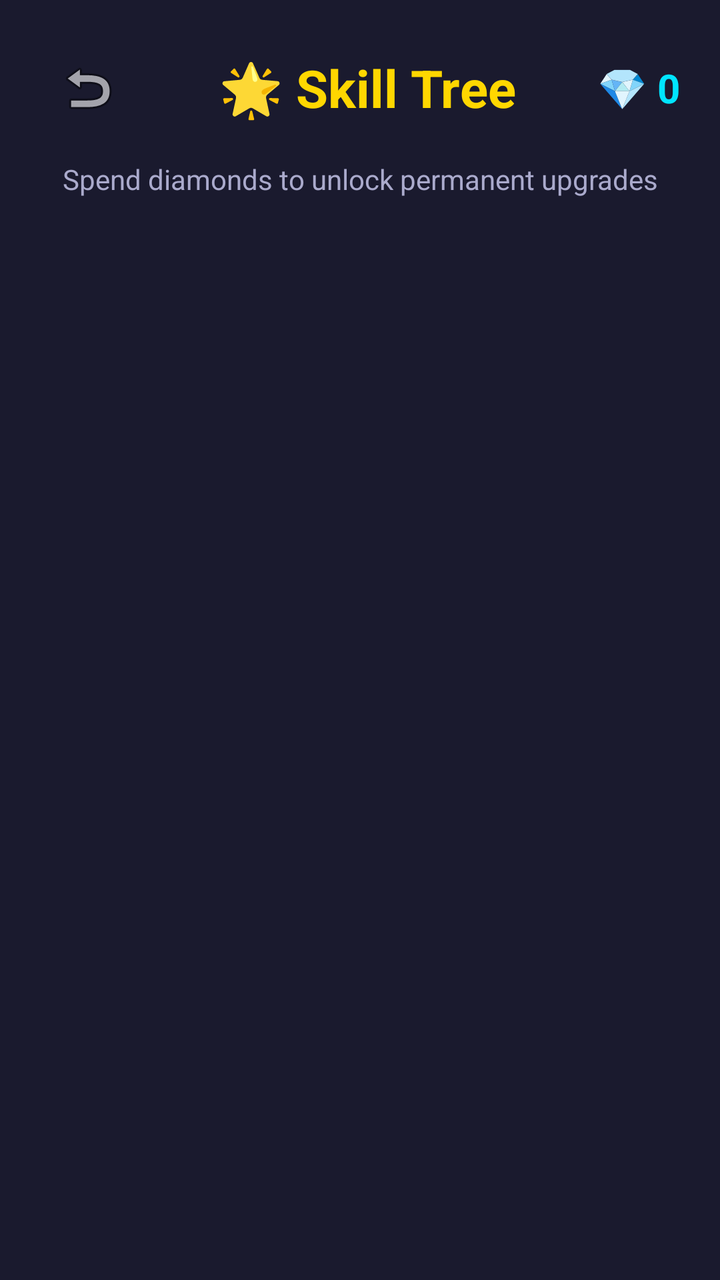
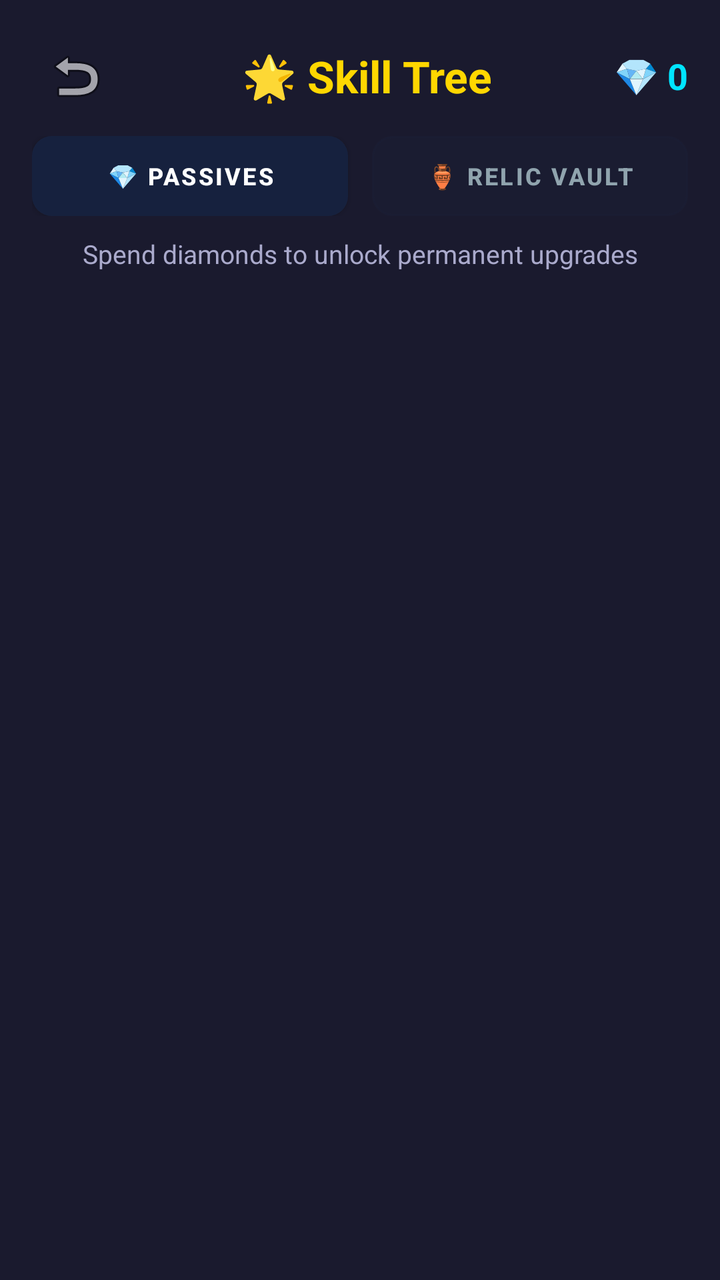

Compare the two renders of this Android layout. The source of the first and the diff that turns it into the second are given below.
<!-- AndroidManifest.xml: application theme Theme.MyApp -->
<!-- res/layout/activity_skill_tree.xml -->
<?xml version="1.0" encoding="utf-8"?>
<LinearLayout
    xmlns:android="http://schemas.android.com/apk/res/android"
    android:layout_width="match_parent"
    android:layout_height="match_parent"
    android:orientation="vertical"
    android:background="@color/bg_dark"
    android:padding="20dp">

    
    <LinearLayout
        android:layout_width="match_parent"
        android:layout_height="wrap_content"
        android:orientation="horizontal"
        android:gravity="center_vertical"
        android:layout_marginBottom="12dp">

        <ImageButton
            android:id="@+id/btn_back"
            android:layout_width="48dp"
            android:layout_height="48dp"
            android:src="@android:drawable/ic_menu_revert"
            android:background="?attr/selectableItemBackgroundBorderless"
            android:contentDescription="@string/back" />

        <TextView
            android:layout_width="0dp"
            android:layout_height="wrap_content"
            android:layout_weight="1"
            android:text="@string/skill_tree_title"
            android:textColor="@color/gold"
            android:textSize="26sp"
            android:textStyle="bold"
            android:gravity="center" />

        
        <TextView
            android:id="@+id/text_diamonds"
            android:layout_width="wrap_content"
            android:layout_height="wrap_content"
            android:text="💎 0"
            android:textColor="#00E5FF"
            android:textSize="20sp"
            android:textStyle="bold" />
    </LinearLayout>

    <TextView
        android:layout_width="match_parent"
        android:layout_height="wrap_content"
        android:text="@string/skill_tree_subtitle"
        android:textColor="@color/text_secondary"
        android:textSize="14sp"
        android:gravity="center"
        android:layout_marginBottom="16dp" />

    
    <ScrollView
        android:layout_width="match_parent"
        android:layout_height="0dp"
        android:layout_weight="1"
        android:fadeScrollbars="true">

        <LinearLayout
            android:id="@+id/skill_container"
            android:layout_width="match_parent"
            android:layout_height="wrap_content"
            android:orientation="vertical" />
    </ScrollView>

</LinearLayout>
<!-- resources referenced by this layout -->
<resources>
  <color name="bg_dark">#FF1A1A2E</color>
  <color name="gold">#FFFFD700</color>
  <color name="text_secondary">#FFAAAACC</color>
  <string name="back">Back</string>
  <string name="skill_tree_subtitle">Spend diamonds to unlock permanent upgrades</string>
  <string name="skill_tree_title">🌟 Skill Tree</string>
  <style name="Theme.MyApp" parent="Theme.MaterialComponents.DayNight.NoActionBar">
          <item name="colorPrimary">@color/bg_header</item>
          <item name="colorPrimaryVariant">@color/bg_dark</item>
          <item name="colorOnPrimary">@color/gold</item>
          <item name="colorSecondary">@color/gold</item>
          <item name="colorSecondaryVariant">@color/gold</item>
          <item name="colorOnSecondary">@color/bg_dark</item>
          <item name="android:statusBarColor">@color/bg_header</item>
          <item name="android:navigationBarColor">@color/bg_dark</item>
          <item name="android:windowBackground">@color/bg_dark</item>
      </style>
  <color name="bg_header">#FF16213E</color>
</resources>

<!-- the commit's change to res/layout/activity_skill_tree.xml (unified diff, before → after) -->
@@ -5,7 +5,7 @@
     android:layout_height="match_parent"
     android:orientation="vertical"
     android:background="@color/bg_dark"
-    android:padding="20dp">
+    android:padding="16dp">
 
     
     <LinearLayout
@@ -13,23 +13,24 @@
         android:layout_height="wrap_content"
         android:orientation="horizontal"
         android:gravity="center_vertical"
-        android:layout_marginBottom="12dp">
+        android:layout_marginBottom="8dp">
 
         <ImageButton
             android:id="@+id/btn_back"
-            android:layout_width="48dp"
-            android:layout_height="48dp"
+            android:layout_width="44dp"
+            android:layout_height="44dp"
             android:src="@android:drawable/ic_menu_revert"
             android:background="?attr/selectableItemBackgroundBorderless"
             android:contentDescription="@string/back" />
 
         <TextView
+            android:id="@+id/text_header_title"
             android:layout_width="0dp"
             android:layout_height="wrap_content"
             android:layout_weight="1"
             android:text="@string/skill_tree_title"
             android:textColor="@color/gold"
-            android:textSize="26sp"
+            android:textSize="22sp"
             android:textStyle="bold"
             android:gravity="center" />
 
@@ -40,18 +41,51 @@
             android:layout_height="wrap_content"
             android:text="💎 0"
             android:textColor="#00E5FF"
-            android:textSize="20sp"
+            android:textSize="18sp"
             android:textStyle="bold" />
     </LinearLayout>
 
+    
+    <LinearLayout
+        android:layout_width="match_parent"
+        android:layout_height="wrap_content"
+        android:orientation="horizontal"
+        android:layout_marginBottom="10dp">
+
+        <Button
+            android:id="@+id/btn_tab_skills"
+            android:layout_width="0dp"
+            android:layout_height="40dp"
+            android:layout_weight="1"
+            android:text="💎 Passives"
+            android:textSize="12sp"
+            android:textStyle="bold"
+            android:textColor="#FFFFFF"
+            android:background="@drawable/bg_tab_active"
+            android:layout_marginEnd="6dp" />
+
+        <Button
+            android:id="@+id/btn_tab_relics"
+            android:layout_width="0dp"
+            android:layout_height="40dp"
+            android:layout_weight="1"
+            android:text="🏺 Relic Vault"
+            android:textSize="12sp"
+            android:textStyle="bold"
+            android:textColor="#90A4AE"
+            android:background="@drawable/bg_tab_inactive"
+            android:layout_marginStart="6dp" />
+    </LinearLayout>
+
     <TextView
+        android:id="@+id/text_subtitle"
         android:layout_width="match_parent"
         android:layout_height="wrap_content"
         android:text="@string/skill_tree_subtitle"
         android:textColor="@color/text_secondary"
-        android:textSize="14sp"
+        android:textSize="13sp"
         android:gravity="center"
-        android:layout_marginBottom="16dp" />
+        android:layout_marginBottom="12dp" />
 
     
     <ScrollView
<!-- resource entries referenced after the edit -->
@@ -3,6 +3,28 @@
   <color name="bg_dark">#FF1A1A2E</color>
   <color name="gold">#FFFFD700</color>
   <color name="text_secondary">#FFAAAACC</color>
+  <!-- drawable bg_tab_active (drawable) -->
+  ﻿<?xml version="1.0" encoding="utf-8"?>
+  <shape xmlns:android="http://schemas.android.com/apk/res/android"
+      android:shape="rectangle">
+      <gradient
+          android:angle="270"
+          android:startColor="@color/btn_primary"
+          android:endColor="@color/btn_primary_dark" />
+      <corners android:radius="10dp" />
+  </shape>
+  <!-- drawable bg_tab_inactive (drawable) -->
+  ﻿<?xml version="1.0" encoding="utf-8"?>
+  <ripple xmlns:android="http://schemas.android.com/apk/res/android"
+      android:color="@color/ripple_light">
+      <item>
+          <shape android:shape="rectangle">
+              <solid android:color="#20FFFFFF" />
+              <corners android:radius="10dp" />
+              <stroke android:width="1dp" android:color="#33FFFFFF" />
+          </shape>
+      </item>
+  </ripple>
   <string name="back">Back</string>
   <string name="skill_tree_subtitle">Spend diamonds to unlock permanent upgrades</string>
   <string name="skill_tree_title">🌟 Skill Tree</string>
@@ -17,6 +39,9 @@
           <item name="android:navigationBarColor">@color/bg_dark</item>
           <item name="android:windowBackground">@color/bg_dark</item>
       </style>
+  <color name="btn_primary">#FF9800</color>
+  <color name="btn_primary_dark">#E65100</color>
+  <color name="ripple_light">#33FFFFFF</color>
   <color name="bg_header">#FF16213E</color>
 </resources>
 
